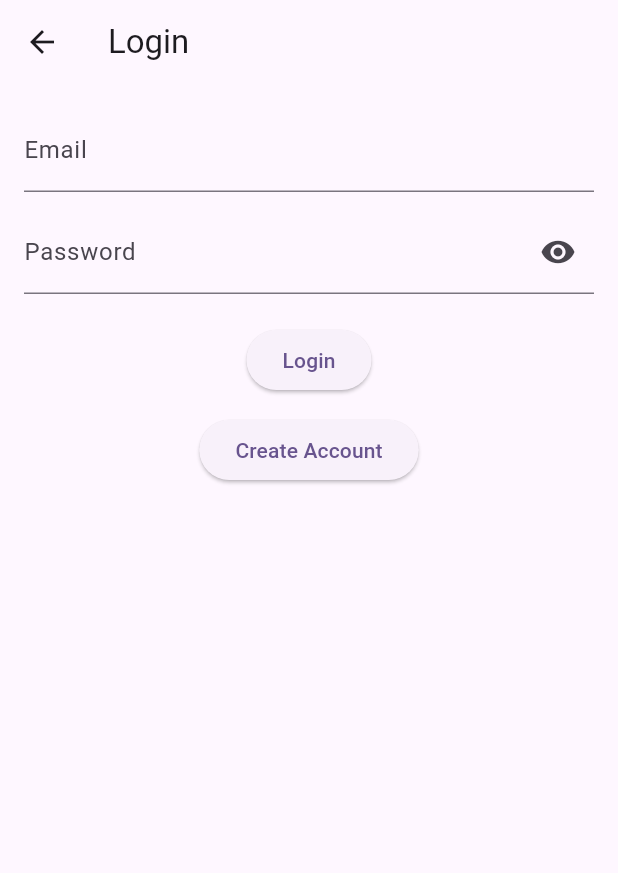
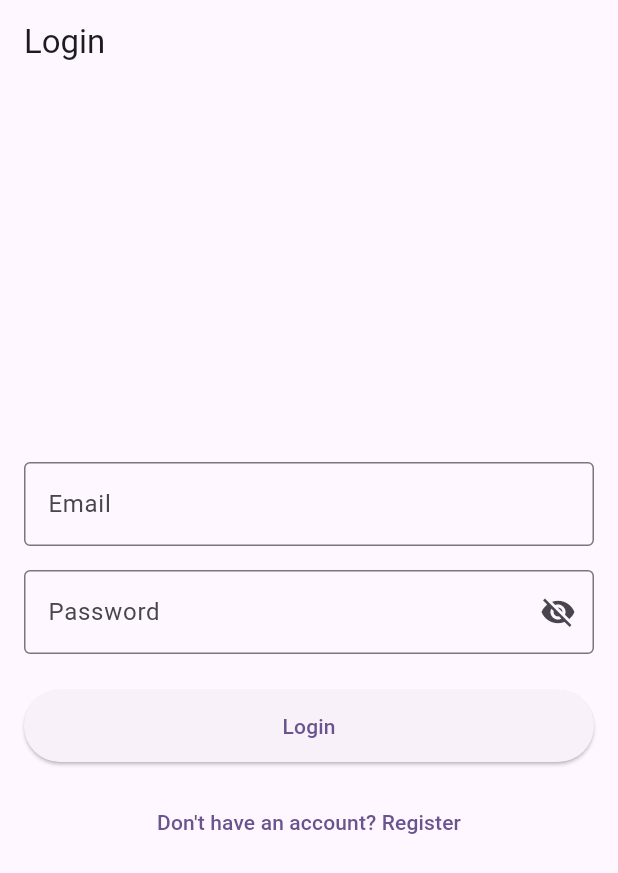
Before and after one commit to KhangTranManh/Final_Cross, a Flutter app: the screen it shows after launch, on a phone screen of 412 x 824 dp. Shown: the top 873 px of the screen. Run offline on Flutter 3.47's test engine with Material 3 defaults, Android fonts, the phone set to English and light mode, and no system bars; our stand-ins replace firebase_core, flutter_dotenv, shared_preferences; accounts and stored records are empty.

Commit message:
update error back from log and logout

```diff
--- a/final_cross/lib/src/features/auth/login_pages.dart
+++ b/final_cross/lib/src/features/auth/login_pages.dart
@@ -2,13 +2,14 @@ import 'dart:convert';
 import 'package:flutter/foundation.dart';
 import 'package:flutter/material.dart';
 import 'package:http/http.dart' as http;
+import 'package:shared_preferences/shared_preferences.dart';
 import 'register_pages.dart';
 import '../course/course_list_page.dart';
 import '../../data/repositories/course_repository.dart';
 
 class LoginPage extends StatefulWidget {
-  final VoidCallback onLoggedIn;
-  const LoginPage({super.key, required this.onLoggedIn});
+  final VoidCallback? onLoggedIn;
+  const LoginPage({super.key, this.onLoggedIn});
 
   @override
   State<LoginPage> createState() => _LoginPageState();
@@ -24,10 +25,34 @@ class _LoginPageState extends State<LoginPage> {
   // Dynamic API base URL based on platform
   static String get apiBase {
     if (kIsWeb) {
-      return 'http://localhost:5000'; // Web uses localhost
+      return 'http://localhost:5000';
     } else {
-      return 'http://10.0.2.2:5000'; // Android emulator uses 10.0.2.2
+      return 'http://10.0.2.2:5000';
     }
+  }
+
+  @override
+  void initState() {
+    super.initState();
+    _checkExistingLogin();
+  }
+
+  Future<void> _checkExistingLogin() async {
+    final prefs = await SharedPreferences.getInstance();
+    final token = prefs.getString('auth_token');
+
+    if (token != null) {
+      // User is already logged in, navigate to courses
+      _navigateToCourses();
+    }
+  }
+
+  void _navigateToCourses() {
+    Navigator.pushNamedAndRemoveUntil(
+      context,
+      '/courses',
+      (route) => false,
+    );
   }
 
   Future<void> _login() async {
@@ -47,21 +72,25 @@ class _LoginPageState extends State<LoginPage> {
         }),
       );
 
-      if (response.statusCode == 200) {
       final data = json.decode(response.body);
-        if (data['success']) {
-          widget.onLoggedIn();
+
+      if (response.statusCode == 200 && data['success'] == true) {
+        // Store token
+        final prefs = await SharedPreferences.getInstance();
+        await prefs.setString('auth_token', data['token']);
+
+        // Navigate to courses
+        _navigateToCourses();
+
+        // Call callback if provided
+        widget.onLoggedIn?.call();
       } else {
         setState(() {
           error = data['message'] ?? 'Login failed';
         });
       }
-      } else {
-        setState(() {
-          error = 'Login failed. Please try again.';
-        });
-      }
     } catch (e) {
+      print('Login error: $e');
       setState(() {
         error = 'Network error. Please check your connection.';
       });
@@ -74,67 +103,84 @@ class _LoginPageState extends State<LoginPage> {
 
   @override
   Widget build(BuildContext context) {
-    return WillPopScope(
-      onWillPop: () async {
-        // Handle back button - maybe go to main screen or exit app
-        return true;
-      },
-      child: Scaffold(
-        appBar: AppBar(title: const Text('Login')),
+    return Scaffold(
+      appBar: AppBar(
+        title: const Text('Login'),
+        automaticallyImplyLeading: false, // Remove back button
+      ),
       body: Padding(
-          padding: const EdgeInsets.all(16),
+        padding: const EdgeInsets.all(16.0),
         child: Column(
+          mainAxisAlignment: MainAxisAlignment.center,
           children: [
+            if (error != null)
+              Container(
+                padding: const EdgeInsets.all(12),
+                margin: const EdgeInsets.only(bottom: 16),
+                decoration: BoxDecoration(
+                  color: Colors.red.shade100,
+                  borderRadius: BorderRadius.circular(8),
+                ),
+                child: Text(
+                  error!,
+                  style: TextStyle(color: Colors.red.shade800),
+                ),
+              ),
+
             TextField(
               controller: emailCtrl,
+              decoration: const InputDecoration(
+                labelText: 'Email',
+                border: OutlineInputBorder(),
+              ),
               keyboardType: TextInputType.emailAddress,
-                autocorrect: false,
-                enableSuggestions: false,
-                textInputAction: TextInputAction.next,
-                decoration: const InputDecoration(labelText: 'Email'),
             ),
-              const SizedBox(height: 12),
+            const SizedBox(height: 16),
+
             TextField(
               controller: passCtrl,
-                obscureText: !showPassword,
-                autocorrect: false,
-                enableSuggestions: false,
-                textInputAction: TextInputAction.done,
-                onSubmitted: (_) => _login(),
               decoration: InputDecoration(
                 labelText: 'Password',
+                border: const OutlineInputBorder(),
                 suffixIcon: IconButton(
-                    onPressed: () => setState(() => showPassword = !showPassword),
                   icon: Icon(
-                      showPassword ? Icons.visibility_off : Icons.visibility,
+                    showPassword ? Icons.visibility : Icons.visibility_off,
+                  ),
+                  onPressed: () {
+                    setState(() {
+                      showPassword = !showPassword;
+                    });
+                  },
                 ),
               ),
+              obscureText: !showPassword,
+            ),
+            const SizedBox(height: 24),
+
+            SizedBox(
+              width: double.infinity,
+              height: 48,
+              child: ElevatedButton(
+                onPressed: loading ? null : _login,
+                child: loading
+                    ? const CircularProgressIndicator()
+                    : const Text('Login'),
               ),
             ),
-              const SizedBox(height: 20),
-              if (error != null)
-                Padding(
-                  padding: const EdgeInsets.only(bottom: 8),
-                  child: Text(error!, style: const TextStyle(color: Colors.red)),
-                ),
-              loading
-                  ? const CircularProgressIndicator()
-                  : ElevatedButton(
-                      onPressed: _login,
-                      child: const Text('Login'),
-                    ),
-              const SizedBox(height: 12),
-              ElevatedButton(
+            const SizedBox(height: 16),
+
+            TextButton(
               onPressed: () {
                 Navigator.push(
                   context,
-                    MaterialPageRoute(builder: (_) => const RegisterPage()),
+                  MaterialPageRoute(
+                    builder: (context) => const RegisterPage(),
+                  ),
                 );
               },
-                child: const Text('Create Account'),
+              child: const Text('Don\'t have an account? Register'),
             ),
           ],
-          ),
         ),
       ),
     );
--- a/final_cross/lib/src/features/course/course_detail_page.dart
+++ b/final_cross/lib/src/features/course/course_detail_page.dart
@@ -1,11 +1,6 @@
 import 'package:flutter/material.dart';
 import '../../data/models/course.dart';
 import '../../data/repositories/course_repository.dart';
-
-class CourseDetailArgs {
-  final Course course;
-  CourseDetailArgs({required this.course});
-}
 
 class CourseDetailPage extends StatefulWidget {
   final Course course;
```
Also changed, not shown: final_cross/lib/main.dart (+5 -33 lines), final_cross/lib/src/features/auth/user_menu.dart (added, +74 -0 lines), final_cross/lib/src/features/course/course_list_page.dart (+27 -4 lines), final_cross/lib/src/features/course/routes.dart (+9 -2 lines), 1 other file. Lines whose indentation alone changed are shown as unchanged.
